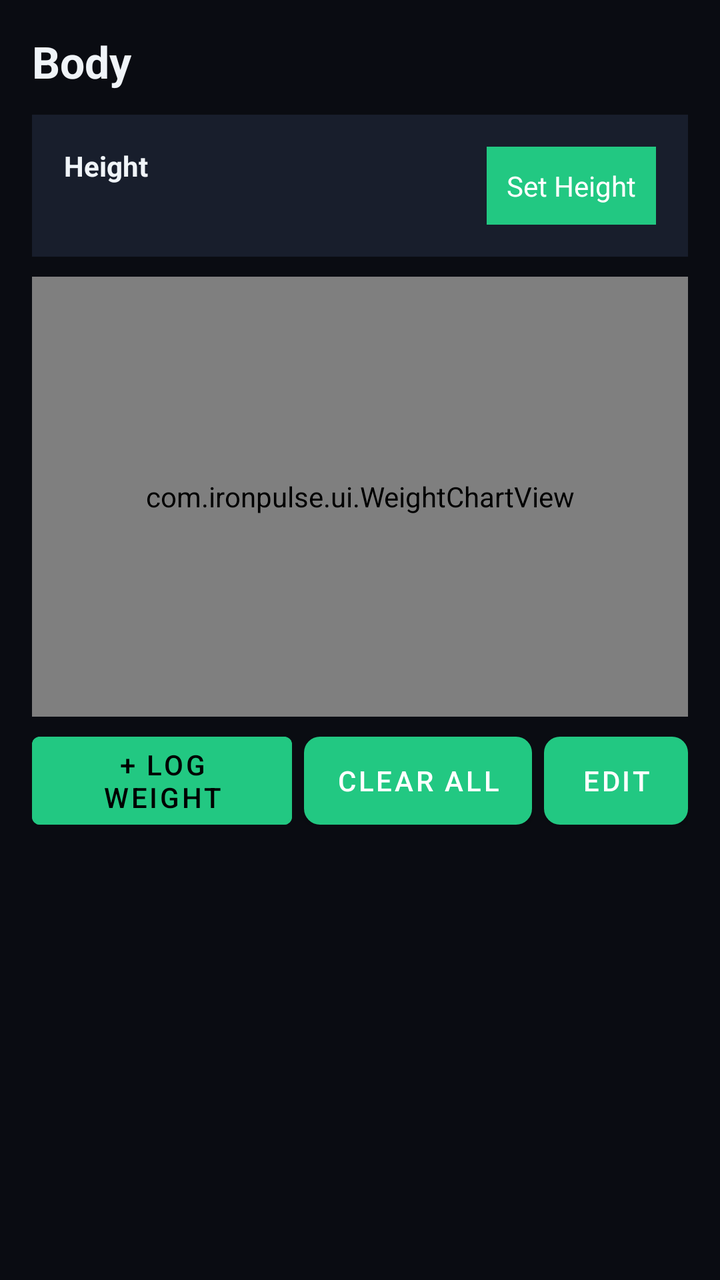
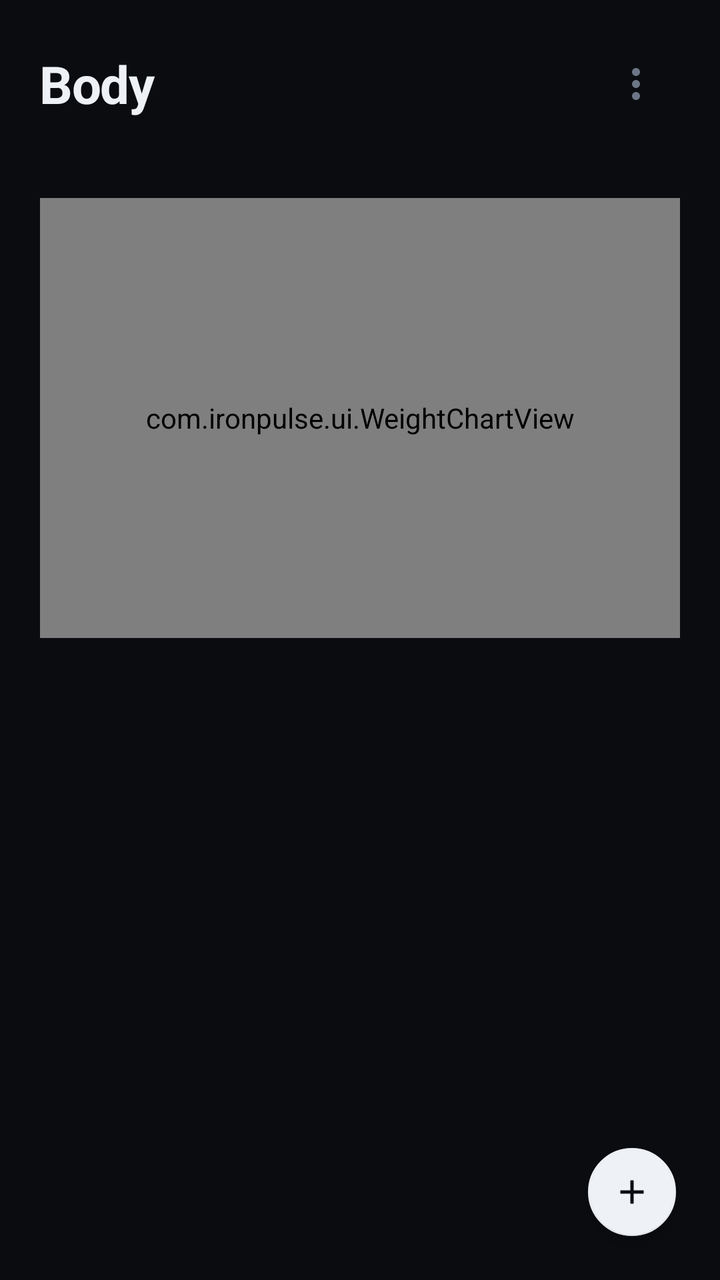

An Android layout rendered at two revisions. The XML below is the earlier revision; the diff shows what the commit changed to produce the second picture.
<!-- AndroidManifest.xml: application theme Theme.IronPulse -->
<!-- res/layout/fragment_body.xml -->
<?xml version="1.0" encoding="utf-8"?>
<LinearLayout xmlns:android="http://schemas.android.com/apk/res/android"
    android:layout_width="match_parent"
    android:layout_height="match_parent"
    android:orientation="vertical"
    android:padding="16dp">

    <TextView android:text="Body" android:textColor="?attr/colorTextPrimary"
        android:textSize="22sp" android:textStyle="bold"
        android:layout_width="wrap_content" android:layout_height="wrap_content"
        android:layout_marginBottom="12dp"/>

    
    <LinearLayout android:layout_width="match_parent" android:layout_height="wrap_content"
        android:orientation="horizontal" android:background="?attr/colorCardBg"
        android:padding="16dp" android:layout_marginBottom="10dp">
        <LinearLayout android:layout_width="0dp" android:layout_height="wrap_content"
            android:layout_weight="1" android:orientation="vertical">
            <TextView android:text="Height" android:textColor="?attr/colorTextPrimary"
                android:textSize="14sp" android:textStyle="bold"
                android:layout_width="wrap_content" android:layout_height="wrap_content"/>
            <TextView android:id="@+id/last_weighed" android:textColor="?attr/colorTextMuted"
                android:textSize="12sp"
                android:layout_width="wrap_content" android:layout_height="wrap_content"/>
        </LinearLayout>
        <TextView android:id="@+id/btn_set_height" android:text="Set Height"
            android:textColor="@color/white" android:background="@color/accent"
            android:padding="10dp"
            android:layout_width="wrap_content" android:layout_height="wrap_content"/>
    </LinearLayout>

    
    <com.ironpulse.ui.WeightChartView
        android:id="@+id/weight_chart"
        android:layout_width="match_parent"
        android:layout_height="220dp"
        android:layout_marginBottom="10dp"/>

    
    <LinearLayout
        android:id="@+id/goal_container"
        android:layout_width="match_parent"
        android:layout_height="wrap_content"
        android:orientation="vertical"
        android:background="?attr/colorCardBg"
        android:padding="14dp"
        android:layout_marginBottom="10dp"
        android:visibility="gone"/>

    
    <LinearLayout
        android:layout_width="match_parent"
        android:layout_height="44dp"
        android:orientation="horizontal"
        android:gravity="center_vertical"
        android:layout_marginBottom="10dp">
        <Button android:id="@+id/btn_add_weight" android:text="+ Log Weight"
            android:layout_width="0dp" android:layout_height="match_parent"
            android:layout_weight="1" android:layout_marginEnd="6dp"
            android:minHeight="0dp" android:insetTop="0dp" android:insetBottom="0dp"
            android:backgroundTint="@color/accent"/>
        <Button android:id="@+id/btn_clear_weight" android:text="Clear All"
            android:layout_width="wrap_content" android:layout_height="match_parent"
            android:layout_marginEnd="6dp"
            android:minHeight="0dp" android:insetTop="0dp" android:insetBottom="0dp"
            android:textColor="@color/white"
            android:background="@drawable/btn_danger"/>
        <Button android:id="@+id/btn_body_edit" android:text="Edit"
            android:layout_width="wrap_content" android:layout_height="match_parent"
            android:minWidth="72dp" android:minHeight="0dp"
            android:insetTop="0dp" android:insetBottom="0dp"
            android:textColor="@color/white"
            android:background="@drawable/btn_secondary"/>
    </LinearLayout>

    <androidx.recyclerview.widget.RecyclerView
        android:id="@+id/body_recycler"
        android:layout_width="match_parent"
        android:layout_height="0dp"
        android:layout_weight="1"
        android:overScrollMode="never"/>

</LinearLayout>
<!-- resources referenced by this layout -->
<resources>
  <color name="accent">#22C882</color>
  <color name="white">#FFFFFF</color>
  <!-- drawable btn_danger (drawable) -->
  <?xml version="1.0" encoding="utf-8"?>
  <ripple xmlns:android="http://schemas.android.com/apk/res/android"
      android:color="@color/ripple_color">
      <item>
          <shape android:shape="rectangle">
              <solid android:color="@color/danger"/>
              <corners android:radius="8dp"/>
          </shape>
      </item>
  </ripple>
  <!-- drawable btn_secondary (drawable) -->
  <?xml version="1.0" encoding="utf-8"?>
  <ripple xmlns:android="http://schemas.android.com/apk/res/android"
      android:color="@color/ripple_color">
      <item>
          <shape android:shape="rectangle">
              <solid android:color="@color/panel_mid"/>
              <corners android:radius="8dp"/>
          </shape>
      </item>
  </ripple>
  <style name="Theme.IronPulse" parent="Theme.MaterialComponents.NoActionBar">
          <item name="android:windowLightStatusBar">false</item>
          <item name="android:windowLightNavigationBar" tools:targetApi="27">false</item>
          <item name="colorPrimary">@color/accent</item>
          <item name="colorPrimaryDark">@color/accent_dark</item>
          <item name="colorAccent">@color/accent</item>
          <item name="android:windowBackground">@color/bg_dark</item>
          <item name="android:textColor">@color/text_primary</item>
          <item name="android:colorBackground">@color/bg_dark</item>
          <item name="colorScreenBg">@color/bg_dark</item>
          <item name="colorCardBg">@color/card_bg</item>
          <item name="colorPanelBg">@color/panel_dark</item>
          <item name="colorTextPrimary">@color/text_primary</item>
          <item name="colorTextMuted">@color/text_muted</item>
          <item name="calToday">@color/cal_today</item>
          <item name="calRest">@color/cal_rest</item>
          <item name="calWorkout">@color/cal_workout</item>
          <item name="calEmpty">@color/cal_empty</item>
          <item name="calSelected">@color/cal_selected</item>
          <item name="streakTrack">@color/panel_mid</item>
          <item name="colorFieldBg">@color/field_bg</item>
          <item name="colorBorder">@color/border</item>
      </style>
  <color name="danger">#E64444</color>
  <color name="panel_mid">#202834</color>
  <color name="accent_dark">#0E8E5A</color>
  <color name="bg_dark">#0A0C12</color>
  <color name="text_primary">#F0F4F8</color>
  <color name="card_bg">#181E2C</color>
  <color name="panel_dark">#14192A</color>
  <color name="text_muted">#72889E</color>
  <color name="field_bg">#10141E</color>
  <color name="border">#30404E</color>
  <!-- unchanged entries left out for length: 6 -->
</resources>

<!-- the commit's change to res/layout/fragment_body.xml (unified diff, before → after) -->
@@ -1,83 +1,97 @@
 <?xml version="1.0" encoding="utf-8"?>
-<LinearLayout xmlns:android="http://schemas.android.com/apk/res/android"
+<FrameLayout xmlns:android="http://schemas.android.com/apk/res/android"
+    xmlns:app="http://schemas.android.com/apk/res-auto"
     android:layout_width="match_parent"
-    android:layout_height="match_parent"
-    android:orientation="vertical"
-    android:padding="16dp">
+    android:layout_height="match_parent">
 
-    <TextView android:text="Body" android:textColor="?attr/colorTextPrimary"
-        android:textSize="22sp" android:textStyle="bold"
-        android:layout_width="wrap_content" android:layout_height="wrap_content"
-        android:layout_marginBottom="12dp"/>
+    <LinearLayout
+        android:layout_width="match_parent"
+        android:layout_height="match_parent"
+        android:orientation="vertical"
+        android:paddingStart="20dp"
+        android:paddingTop="20dp"
+        android:paddingEnd="20dp">
 
-    
-    <LinearLayout android:layout_width="match_parent" android:layout_height="wrap_content"
-        android:orientation="horizontal" android:background="?attr/colorCardBg"
-        android:padding="16dp" android:layout_marginBottom="10dp">
-        <LinearLayout android:layout_width="0dp" android:layout_height="wrap_content"
-            android:layout_weight="1" android:orientation="vertical">
-            <TextView android:text="Height" android:textColor="?attr/colorTextPrimary"
-                android:textSize="14sp" android:textStyle="bold"
-                android:layout_width="wrap_content" android:layout_height="wrap_content"/>
-            <TextView android:id="@+id/last_weighed" android:textColor="?attr/colorTextMuted"
-                android:textSize="12sp"
-                android:layout_width="wrap_content" android:layout_height="wrap_content"/>
+        
+        <LinearLayout
+            android:layout_width="match_parent"
+            android:layout_height="wrap_content"
+            android:gravity="center_vertical"
+            android:orientation="horizontal">
+            <TextView
+                android:layout_width="0dp"
+                android:layout_height="wrap_content"
+                android:layout_weight="1"
+                android:text="Body"
+                android:textAppearance="@style/TextAppearance.IronPulse.PageTitle"/>
+            <ImageButton
+                android:id="@+id/btn_body_menu"
+                android:layout_width="44dp"
+                android:layout_height="44dp"
+                android:background="?attr/selectableItemBackgroundBorderless"
+                android:contentDescription="More options"
+                android:src="@drawable/ic_more_vert"
+                app:tint="?attr/colorTextMuted"/>
         </LinearLayout>
-        <TextView android:id="@+id/btn_set_height" android:text="Set Height"
-            android:textColor="@color/white" android:background="@color/accent"
-            android:padding="10dp"
-            android:layout_width="wrap_content" android:layout_height="wrap_content"/>
+
+        
+        <LinearLayout
+            android:layout_width="match_parent"
+            android:layout_height="wrap_content"
+            android:layout_marginTop="2dp"
+            android:layout_marginBottom="14dp"
+            android:orientation="horizontal">
+            <TextView
+                android:id="@+id/last_weighed"
+                android:layout_width="0dp"
+                android:layout_height="wrap_content"
+                android:layout_weight="1"
+                android:textColor="?attr/colorTextMuted"
+                android:textSize="14sp"/>
+            <TextView
+                android:id="@+id/btn_set_height"
+                android:layout_width="wrap_content"
+                android:layout_height="wrap_content"
+                android:background="?attr/selectableItemBackground"
+                android:textColor="?attr/colorTextMuted"
+                android:textSize="14sp"/>
+        </LinearLayout>
+
+        
+        <com.ironpulse.ui.WeightChartView
+            android:id="@+id/weight_chart"
+            android:layout_width="match_parent"
+            android:layout_height="220dp"
+            android:layout_marginBottom="10dp"/>
+
+        
+        <LinearLayout
+            android:id="@+id/goal_container"
+            android:layout_width="match_parent"
+            android:layout_height="wrap_content"
+            android:layout_marginBottom="10dp"
+            android:background="@drawable/tile_bg"
+            android:orientation="vertical"
+            android:padding="16dp"
+            android:visibility="gone"/>
+
+        <androidx.recyclerview.widget.RecyclerView
+            android:id="@+id/body_recycler"
+            android:layout_width="match_parent"
+            android:layout_height="0dp"
+            android:layout_weight="1"
+            android:clipToPadding="false"
+            android:overScrollMode="never"
+            android:paddingBottom="72dp"/>
     </LinearLayout>
 
-    
-    <com.ironpulse.ui.WeightChartView
-        android:id="@+id/weight_chart"
-        android:layout_width="match_parent"
-        android:layout_height="220dp"
-        android:layout_marginBottom="10dp"/>
+    <com.google.android.material.floatingactionbutton.FloatingActionButton
+        android:id="@+id/btn_add_weight"
+        style="@style/Widget.IronPulse.Fab"
+        android:layout_width="wrap_content"
+        android:layout_height="wrap_content"
+        android:layout_gravity="bottom|end"
+        android:layout_margin="20dp"
+        android:contentDescription="Log weight"/>
 
-    
-    <LinearLayout
-        android:id="@+id/goal_container"
-        android:layout_width="match_parent"
-        android:layout_height="wrap_content"
-        android:orientation="vertical"
-        android:background="?attr/colorCardBg"
-        android:padding="14dp"
-        android:layout_marginBottom="10dp"
-        android:visibility="gone"/>
-
-    
-    <LinearLayout
-        android:layout_width="match_parent"
-        android:layout_height="44dp"
-        android:orientation="horizontal"
-        android:gravity="center_vertical"
-        android:layout_marginBottom="10dp">
-        <Button android:id="@+id/btn_add_weight" android:text="+ Log Weight"
-            android:layout_width="0dp" android:layout_height="match_parent"
-            android:layout_weight="1" android:layout_marginEnd="6dp"
-            android:minHeight="0dp" android:insetTop="0dp" android:insetBottom="0dp"
-            android:backgroundTint="@color/accent"/>
-        <Button android:id="@+id/btn_clear_weight" android:text="Clear All"
-            android:layout_width="wrap_content" android:layout_height="match_parent"
-            android:layout_marginEnd="6dp"
-            android:minHeight="0dp" android:insetTop="0dp" android:insetBottom="0dp"
-            android:textColor="@color/white"
-            android:background="@drawable/btn_danger"/>
-        <Button android:id="@+id/btn_body_edit" android:text="Edit"
-            android:layout_width="wrap_content" android:layout_height="match_parent"
-            android:minWidth="72dp" android:minHeight="0dp"
-            android:insetTop="0dp" android:insetBottom="0dp"
-            android:textColor="@color/white"
-            android:background="@drawable/btn_secondary"/>
-    </LinearLayout>
-
-    <androidx.recyclerview.widget.RecyclerView
-        android:id="@+id/body_recycler"
-        android:layout_width="match_parent"
-        android:layout_height="0dp"
-        android:layout_weight="1"
-        android:overScrollMode="never"/>
-
-</LinearLayout>
+</FrameLayout>
<!-- resource entries referenced after the edit -->
@@ -1,29 +1,37 @@
 <!-- resources referenced by this layout -->
 <resources>
-  <color name="accent">#22C882</color>
-  <color name="white">#FFFFFF</color>
-  <!-- drawable btn_danger (drawable) -->
+  <!-- drawable ic_more_vert (drawable) -->
   <?xml version="1.0" encoding="utf-8"?>
-  <ripple xmlns:android="http://schemas.android.com/apk/res/android"
-      android:color="@color/ripple_color">
+  <vector xmlns:android="http://schemas.android.com/apk/res/android"
+      android:width="24dp" android:height="24dp" android:viewportWidth="24" android:viewportHeight="24"
+      android:tint="?attr/colorControlNormal">
+      <path android:fillColor="@android:color/white" android:pathData="M12,8c1.1,0 2,-0.9 2,-2s-0.9,-2 -2,-2 -2,0.9 -2,2 0.9,2 2,2zM12,10c-1.1,0 -2,0.9 -2,2s0.9,2 2,2 2,-0.9 2,-2 -0.9,-2 -2,-2zM12,16c-1.1,0 -2,0.9 -2,2s0.9,2 2,2 2,-0.9 2,-2 -0.9,-2 -2,-2z"/>
+  </vector>
+  <!-- drawable tile_bg (drawable) -->
+  <?xml version="1.0" encoding="utf-8"?>
+  <ripple xmlns:android="http://schemas.android.com/apk/res/android" android:color="@color/ripple_color">
       <item>
           <shape android:shape="rectangle">
-              <solid android:color="@color/danger"/>
-              <corners android:radius="8dp"/>
+              <solid android:color="?attr/colorCardBg"/>
+              <corners android:radius="16dp"/>
           </shape>
       </item>
   </ripple>
-  <!-- drawable btn_secondary (drawable) -->
-  <?xml version="1.0" encoding="utf-8"?>
-  <ripple xmlns:android="http://schemas.android.com/apk/res/android"
-      android:color="@color/ripple_color">
-      <item>
-          <shape android:shape="rectangle">
-              <solid android:color="@color/panel_mid"/>
-              <corners android:radius="8dp"/>
-          </shape>
-      </item>
-  </ripple>
+  <style name="TextAppearance.IronPulse.PageTitle" parent="">
+          <item name="android:textSize">26sp</item>
+          <item name="android:textStyle">bold</item>
+          <item name="android:textColor">?attr/colorTextPrimary</item>
+          <item name="android:letterSpacing">-0.02</item>
+      </style>
+  <style name="Widget.IronPulse.Fab" parent="Widget.MaterialComponents.FloatingActionButton">
+          <item name="fabCustomSize">44dp</item>
+          <item name="maxImageSize">20dp</item>
+          <item name="backgroundTint">?attr/colorTextPrimary</item>
+          <item name="tint">?attr/colorScreenBg</item>
+          <item name="elevation">4dp</item>
+          <item name="srcCompat">@drawable/ic_add</item>
+      </style>
+  <color name="accent">#3EE08F</color>
   <style name="Theme.IronPulse" parent="Theme.MaterialComponents.NoActionBar">
           <item name="android:windowLightStatusBar">false</item>
           <item name="android:windowLightNavigationBar" tools:targetApi="27">false</item>
@@ -46,17 +54,35 @@
           <item name="streakTrack">@color/panel_mid</item>
           <item name="colorFieldBg">@color/field_bg</item>
           <item name="colorBorder">@color/border</item>
+          <item name="android:popupMenuStyle">@style/IronPulse.Popup</item>
       </style>
-  <color name="danger">#E64444</color>
-  <color name="panel_mid">#202834</color>
-  <color name="accent_dark">#0E8E5A</color>
-  <color name="bg_dark">#0A0C12</color>
-  <color name="text_primary">#F0F4F8</color>
-  <color name="card_bg">#181E2C</color>
-  <color name="panel_dark">#14192A</color>
-  <color name="text_muted">#72889E</color>
-  <color name="field_bg">#10141E</color>
-  <color name="border">#30404E</color>
+  <!-- drawable ic_add (drawable) -->
+  <?xml version="1.0" encoding="utf-8"?>
+  <vector xmlns:android="http://schemas.android.com/apk/res/android"
+      android:width="24dp" android:height="24dp" android:viewportWidth="24" android:viewportHeight="24"
+      android:tint="?attr/colorControlNormal">
+      <path android:fillColor="@android:color/white" android:pathData="M19,13h-6v6h-2v-6H5v-2h6V5h2v6h6v2z"/>
+  </vector>
+  <color name="panel_mid">#1B212B</color>
+  <color name="accent_dark">#1F7A52</color>
+  <color name="bg_dark">#0A0C10</color>
+  <color name="text_primary">#EEF1F5</color>
+  <color name="card_bg">#151A22</color>
+  <color name="panel_dark">#1B212B</color>
+  <color name="text_muted">#6B7686</color>
+  <color name="field_bg">#10141B</color>
+  <color name="border">#232A36</color>
+  <style name="IronPulse.Popup" parent="@android:style/Widget.Material.PopupMenu">
+          <item name="android:popupBackground">@drawable/popup_bg</item>
+          <item name="android:popupElevation">8dp</item>
+      </style>
+  <!-- drawable popup_bg (drawable) -->
+  <?xml version="1.0" encoding="utf-8"?>
+  <shape xmlns:android="http://schemas.android.com/apk/res/android" android:shape="rectangle">
+      <solid android:color="?attr/colorPanelBg"/>
+      <stroke android:width="1dp" android:color="?attr/colorBorder"/>
+      <corners android:radius="14dp"/>
+  </shape>
   <!-- unchanged entries left out for length: 6 -->
 </resources>
 
